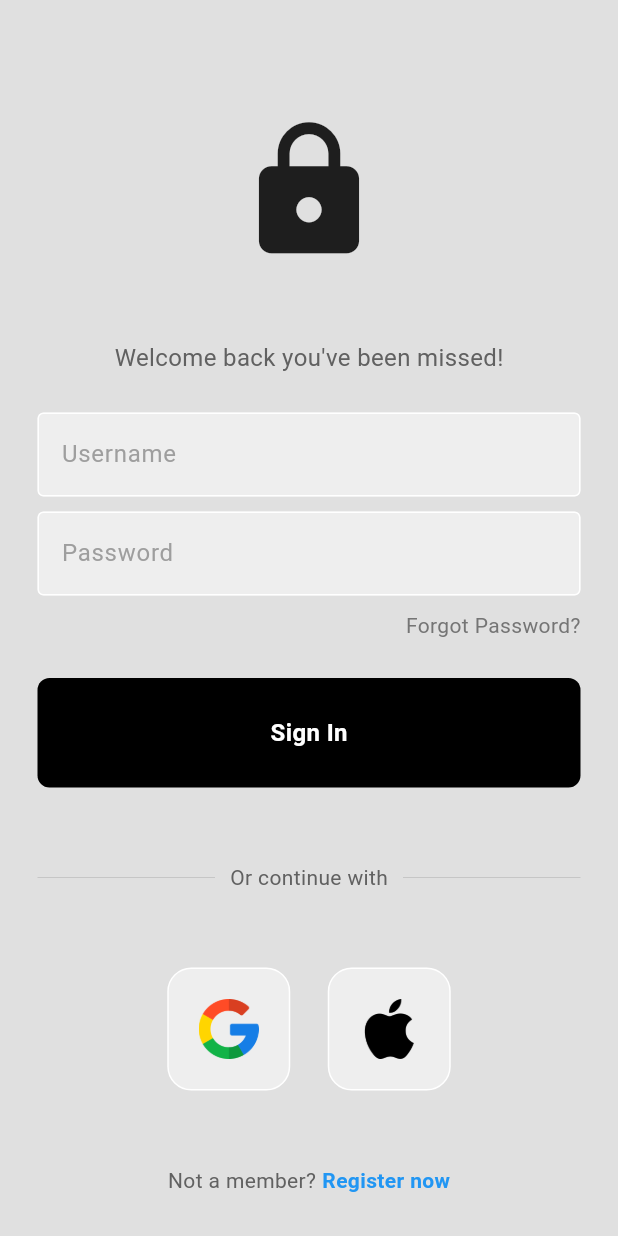
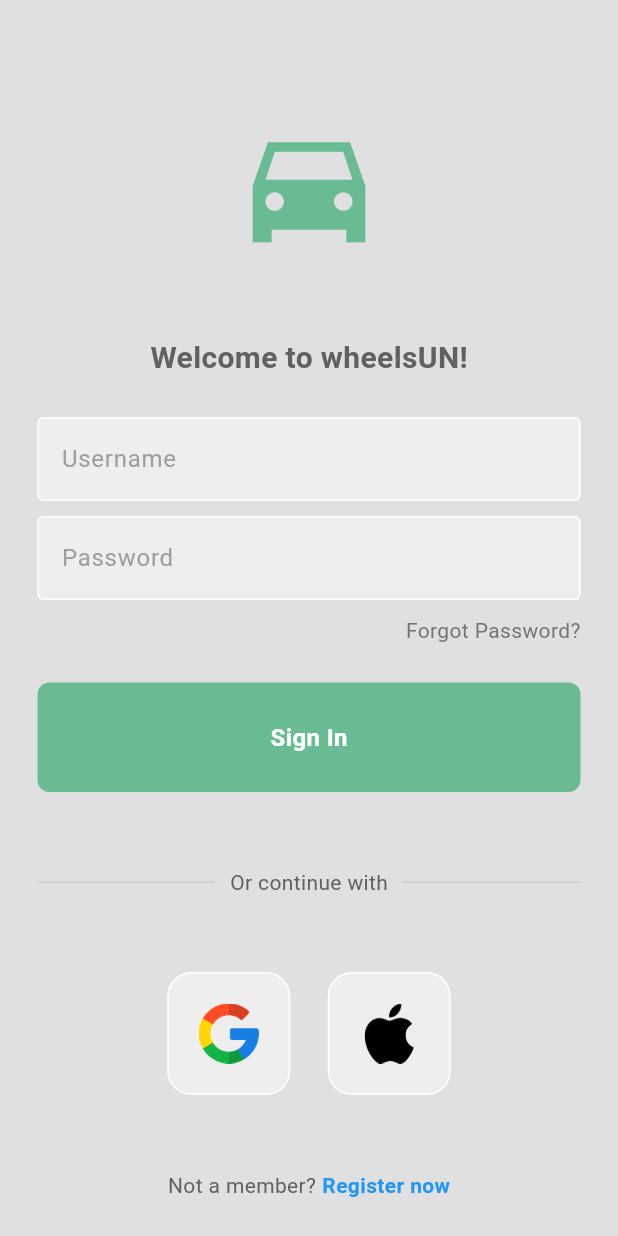
Before and after one commit to WheelsUN-2024-1/wheelsUN_FrontEnd, a Flutter app: the screen it shows after launch, on a phone screen of 412 x 824 dp. Run offline on Flutter 3.47's test engine with Material 3 defaults, Android fonts, the phone set to English and light mode, and no system bars; our stand-ins replace flutter_credit_card, google_maps_flutter.

Commit message:
login view v1

```diff
--- a/lib/components/my_button.dart
+++ b/lib/components/my_button.dart
@@ -13,7 +13,7 @@ class MyButton extends StatelessWidget {
         padding: const EdgeInsets.all(25),
         margin: const EdgeInsets.symmetric(horizontal: 25),
         decoration: BoxDecoration(
-          color: Colors.black,
+          color: Color(0xFF68BB92),
           borderRadius: BorderRadius.circular(8),
         ),
         child: const Center(
--- a/lib/pages/login_page.dart
+++ b/lib/pages/login_page.dart
@@ -26,18 +26,20 @@ class LoginPage extends StatelessWidget {
 
               // logo
               const Icon(
-                Icons.lock,
+                Icons.directions_car_sharp,
                 size: 100,
+                color:Color(0xFF68BB92),
               ),
 
               const SizedBox(height: 50),
 
-              // welcome back, you've been missed!
+              // welcome
               Text(
-                'Welcome back you\'ve been missed!',
+                'Welcome to wheelsUN!',
                 style: TextStyle(
                   color: Colors.grey[700],
-                  fontSize: 16,
+                  fontSize: 20,
+                  fontWeight: FontWeight.bold,
                 ),
               ),
 
```
Also changed, not shown: commands.txt (+18 -1 lines), 1 other file.
